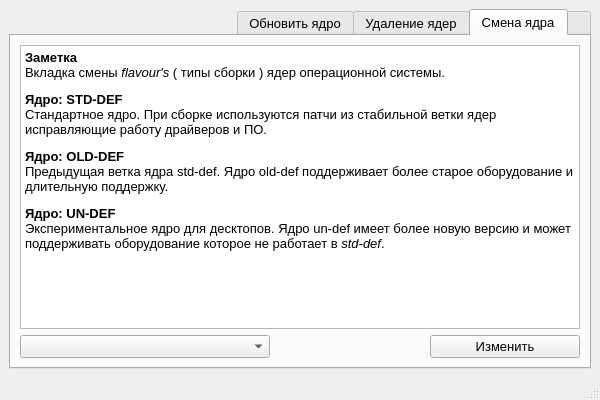
Before: the Qt Designer form ui/main_win.ui in Koi-foo/kernel-manager, drawn with Qt 5.
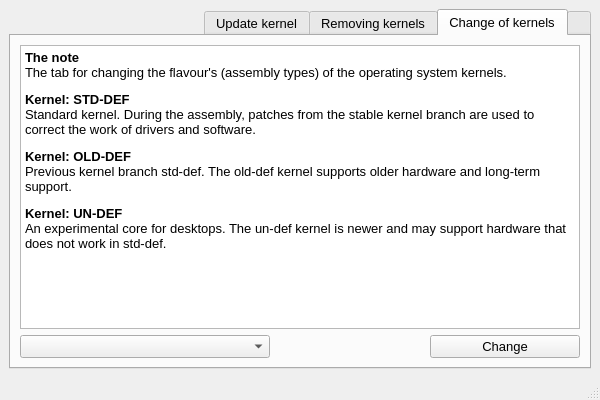
After: the same form once the commit is applied. The open tabs and pages were chosen to show the change. Icons and pictures are not drawn.

The edit to the form file:
```diff
--- a/ui/main_win.ui
+++ b/ui/main_win.ui
@@ -22,6 +22,11 @@
     <height>600</height>
    </size>
   </property>
+  <property name="font">
+   <font>
+    <pointsize>10</pointsize>
+   </font>
+  </property>
   <property name="windowTitle">
    <string>Управление ядрами</string>
   </property>
@@ -84,7 +89,7 @@
       </widget>
       <widget class="QWidget" name="Tab2_ChangeKernel">
        <attribute name="title">
-        <string>Смена ядра</string>
+        <string>Change of kernels</string>
        </attribute>
        <layout class="QGridLayout" name="gridLayout_3">
         <item row="1" column="1">
@@ -115,7 +120,7 @@
            <string/>
           </property>
           <property name="text">
-           <string>Изменить</string>
+           <string>Change</string>
           </property>
          </widget>
         </item>
@@ -145,10 +150,10 @@
 &lt;html&gt;&lt;head&gt;&lt;meta name=&quot;qrichtext&quot; content=&quot;1&quot; /&gt;&lt;style type=&quot;text/css&quot;&gt;
 p, li { white-space: pre-wrap; }
 &lt;/style&gt;&lt;/head&gt;&lt;body style=&quot; font-family:'Sans Serif'; font-size:10pt; font-weight:400; font-style:normal;&quot;&gt;
-&lt;p style=&quot; margin-top:12px; margin-bottom:12px; margin-left:0px; margin-right:0px; -qt-block-indent:0; text-indent:0px;&quot;&gt;&lt;span style=&quot; font-weight:600;&quot;&gt;Заметка&lt;/span&gt;&lt;br /&gt;&lt;span style=&quot; background-color:transparent;&quot;&gt;Вкладка&lt;/span&gt; смены&lt;span style=&quot; font-style:italic;&quot;&gt; flavour's&lt;/span&gt; ( типы сборки ) ядер операционной системы.&lt;/p&gt;
-&lt;p style=&quot; margin-top:12px; margin-bottom:12px; margin-left:0px; margin-right:0px; -qt-block-indent:0; text-indent:0px;&quot;&gt;&lt;span style=&quot; font-weight:600;&quot;&gt;Ядро: STD-DEF&lt;/span&gt;&lt;br /&gt;Стандартное ядро. При сборке используются патчи из стабильной ветки ядер исправляющие работу д&lt;span style=&quot; background-color:transparent;&quot;&gt;райверов и ПО.&lt;/span&gt;&lt;/p&gt;
-&lt;p style=&quot; margin-top:12px; margin-bottom:12px; margin-left:0px; margin-right:0px; -qt-block-indent:0; text-indent:0px;&quot;&gt;&lt;span style=&quot; font-weight:600;&quot;&gt;Ядро: OLD-DEF&lt;/span&gt;&lt;br /&gt;Предыдущая ветка ядра std-def. Ядро old-def поддерживает более старое оборудование и длительную поддержку.&lt;/p&gt;
-&lt;p style=&quot; margin-top:12px; margin-bottom:12px; margin-left:0px; margin-right:0px; -qt-block-indent:0; text-indent:0px;&quot;&gt;&lt;span style=&quot; font-weight:600;&quot;&gt;Ядро: UN-DEF&lt;/span&gt;&lt;br /&gt;Экспериментальное ядро для десктопов. Ядро un-def имеет более новую версию и может поддерживать оборудование которое не работает в &lt;span style=&quot; font-style:italic;&quot;&gt;std-def&lt;/span&gt;.&lt;/p&gt;&lt;/body&gt;&lt;/html&gt;</string>
+&lt;p style=&quot; margin-top:12px; margin-bottom:12px; margin-left:0px; margin-right:0px; -qt-block-indent:0; text-indent:0px;&quot;&gt;&lt;span style=&quot; font-weight:600;&quot;&gt;The note&lt;/span&gt;&lt;br /&gt;The tab for changing the flavour's (assembly types) of the operating system kernels.&lt;/p&gt;
+&lt;p style=&quot; margin-top:12px; margin-bottom:12px; margin-left:0px; margin-right:0px; -qt-block-indent:0; text-indent:0px;&quot;&gt;&lt;span style=&quot; font-weight:600;&quot;&gt;Kernel: STD-DEF&lt;/span&gt;&lt;br /&gt;Standard kernel. During the assembly, patches from the stable kernel branch are used to correct the work of drivers and software.&lt;/p&gt;
+&lt;p style=&quot; margin-top:12px; margin-bottom:12px; margin-left:0px; margin-right:0px; -qt-block-indent:0; text-indent:0px;&quot;&gt;&lt;span style=&quot; font-weight:600;&quot;&gt;Kernel: OLD-DEF&lt;/span&gt;&lt;br /&gt;Previous kernel branch std-def. The old-def kernel supports older hardware and long-term support.&lt;/p&gt;
+&lt;p style=&quot; margin-top:12px; margin-bottom:12px; margin-left:0px; margin-right:0px; -qt-block-indent:0; text-indent:0px;&quot;&gt;&lt;span style=&quot; font-weight:600;&quot;&gt;Kernel: UN-DEF&lt;/span&gt;&lt;br /&gt;An experimental core for desktops. The un-def kernel is newer and may support hardware that does not work in std-def.&lt;/p&gt;&lt;/body&gt;&lt;/html&gt;</string>
           </property>
          </widget>
         </item>
@@ -156,7 +161,7 @@
       </widget>
       <widget class="QWidget" name="Tab3_DelKernel">
        <attribute name="title">
-        <string>Удаление ядер</string>
+        <string>Removing kernels</string>
        </attribute>
        <layout class="QGridLayout" name="gridLayout_4">
         <item row="0" column="0" colspan="3">
@@ -308,7 +313,7 @@
       </widget>
       <widget class="QWidget" name="Tab4_UpdateKernel">
        <attribute name="title">
-        <string>Обновить ядро</string>
+        <string>Update kernel</string>
        </attribute>
        <layout class="QGridLayout" name="gridLayout_5">
         <item row="0" column="0" colspan="3">
```
Left out of the diff: 38 changed lines with no effect on the pictures.
